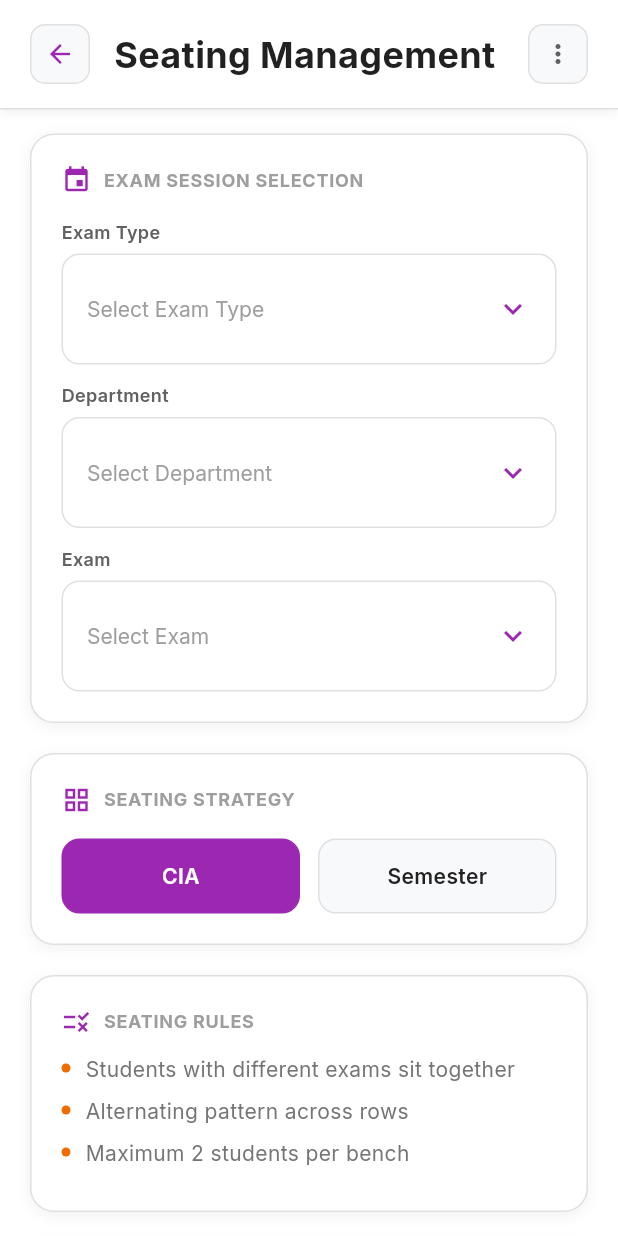
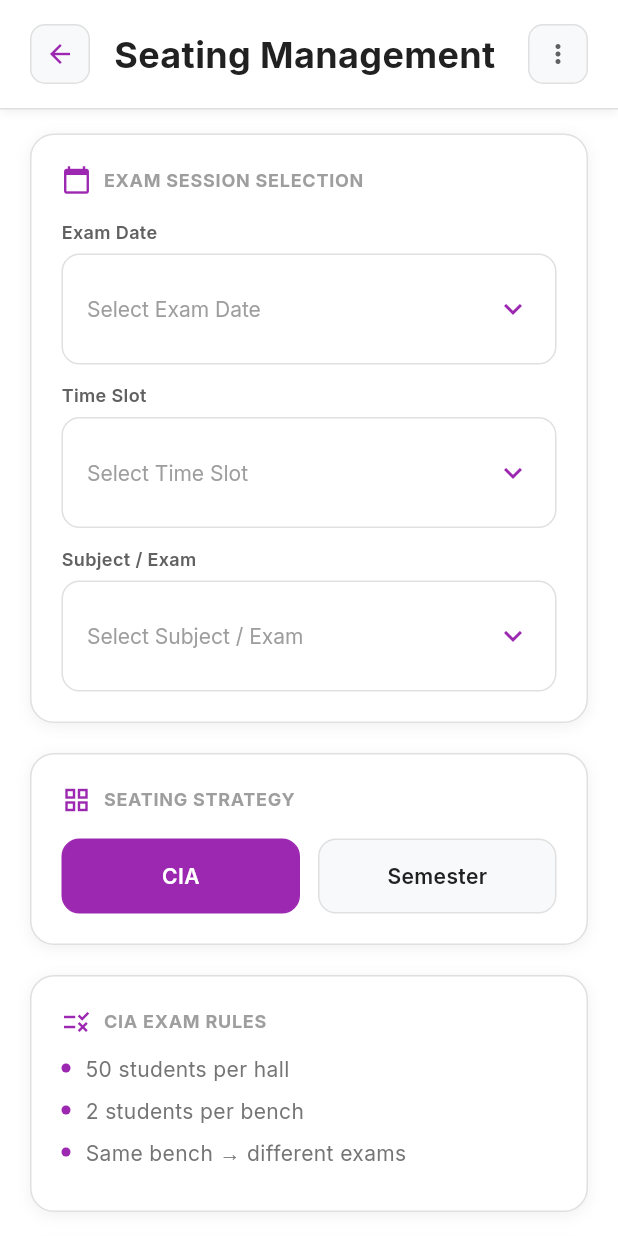
Before and after one commit to MarkJr24/Studux-ai-, a Flutter app: the SeatingManagementScreen screen opened directly, on a phone screen of 412 x 824 dp. Run offline on Flutter 3.47's test engine with Material 3 defaults, Android fonts, the light colour scheme and no system bars; our stand-ins replace flutter_animate, fluttertoast, google_fonts, lottie; network calls fail.

Commit message:
Refactor Seating Management Screen to update exam selection logic and UI components. Replaced exam type, department, and exam dropdowns with exam date, time slot, and subject dropdowns. Added functionality to auto-load enrolled departments based on selected exam details and updated the exam session summary card to reflect these changes.

```diff
--- a/lib/presentation/screens/admin/seating_management_screen.dart
+++ b/lib/presentation/screens/admin/seating_management_screen.dart
@@ -11,15 +11,18 @@ class SeatingManagementScreen extends StatefulWidget {
 class _SeatingManagementScreenState extends State<SeatingManagementScreen>
     with TickerProviderStateMixin {
   // State variables
-  String? selectedExamType;
-  String? selectedDepartment;
-  String? selectedExam;
+  String? selectedExamDate;
+  String? selectedTimeSlot;
+  String? selectedSubject;
   String seatingStrategy = 'CIA'; // CIA or Semester
   bool isGenerating = false;
   bool hasGenerated = false;
   List<Map<String, dynamic>> seatingPreview = [];
   List<Map<String, dynamic>> versionHistory = [];
   bool hasConflicts = false;
+
+  // Auto-loaded departments based on selected exam
+  List<Map<String, dynamic>> enrolledDepartments = [];
 
   // Animation controllers
   late AnimationController _fadeController;
@@ -88,9 +91,9 @@ class _SeatingManagementScreenState extends State<SeatingManagementScreen>
                       const SizedBox(height: 20),
 
                       // SECTION 3: Exam Session Summary Card
-                      if (selectedExamType != null && selectedDepartment != null && selectedExam != null)
+                      if (selectedExamDate != null && selectedTimeSlot != null && selectedSubject != null)
                         _buildAnimatedSection(1, _buildExamSummaryCard()),
-                      if (selectedExamType != null && selectedDepartment != null && selectedExam != null)
+                      if (selectedExamDate != null && selectedTimeSlot != null && selectedSubject != null)
                         const SizedBox(height: 20),
 
                       // SECTION 4: Seating Strategy Selection
@@ -277,37 +280,66 @@ class _SeatingManagementScreenState extends State<SeatingManagementScreen>
       child: Column(
         crossAxisAlignment: CrossAxisAlignment.start,
         children: [
-          _buildSectionTitle('EXAM SESSION SELECTION', icon: Icons.event),
+          _buildSectionTitle('EXAM SESSION SELECTION', icon: Icons.calendar_today),
           const SizedBox(height: 16),
 
-          // Exam Type Dropdown
+          // Exam Date Dropdown
           _buildGlassDropdown(
-            label: 'Exam Type',
-            value: selectedExamType,
-            items: ['CIA-1', 'CIA-2', 'Semester'],
-            onChanged: (value) => setState(() => selectedExamType = value),
+            label: 'Exam Date',
+            value: selectedExamDate,
+            items: ['12 Sep 2025', '15 Sep 2025', '18 Sep 2025', '22 Sep 2025'],
+            onChanged: (value) {
+              setState(() {
+                selectedExamDate = value;
+                _loadEnrolledDepartments();
+              });
+            },
           ),
           const SizedBox(height: 12),
 
-          // Department Dropdown
+          // Time Slot Dropdown
           _buildGlassDropdown(
-            label: 'Department',
-            value: selectedDepartment,
-            items: ['CSE', 'ECE', 'ME', 'CE'],
-            onChanged: (value) => setState(() => selectedDepartment = value),
+            label: 'Time Slot',
+            value: selectedTimeSlot,
+            items: ['10:00 AM - 12:00 PM', '02:00 PM - 04:00 PM', '09:00 AM - 11:00 AM'],
+            onChanged: (value) {
+              setState(() {
+                selectedTimeSlot = value;
+                _loadEnrolledDepartments();
+              });
+            },
           ),
           const SizedBox(height: 12),
 
-          // Exam Dropdown
+          // Subject / Exam Dropdown
           _buildGlassDropdown(
-            label: 'Exam',
-            value: selectedExam,
-            items: ['Data Structures', 'DBMS', 'Operating Systems', 'Computer Networks'],
-            onChanged: (value) => setState(() => selectedExam = value),
+            label: 'Subject / Exam',
+            value: selectedSubject,
+            items: ['Data Structures', 'Database Management Systems', 'Operating Systems', 'Computer Networks'],
+            onChanged: (value) {
+              setState(() {
+                selectedSubject = value;
+                _loadEnrolledDepartments();
+              });
+            },
           ),
         ],
       ),
     );
+  }
+
+  // Auto-load departments enrolled in the selected exam
+  void _loadEnrolledDepartments() {
+    if (selectedExamDate != null && selectedTimeSlot != null && selectedSubject != null) {
+      // Simulate loading departments from exam enrollment data
+      setState(() {
+        enrolledDepartments = [
+          {'name': 'CSE', 'year': 'II Year', 'students': 60},
+          {'name': 'AI & DS', 'year': 'II Year', 'students': 52},
+          {'name': 'IT', 'year': 'II Year', 'students': 48},
+        ];
+      });
+    }
   }
 
   // White dropdown
@@ -362,20 +394,63 @@ class _SeatingManagementScreenState extends State<SeatingManagementScreen>
 
   // SECTION 3: Exam Session Summary Card
   Widget _buildExamSummaryCard() {
+    final totalStudents = enrolledDepartments.fold<int>(
+      0,
+      (sum, dept) => sum + (dept['students'] as int),
+    );
+
     return _buildGlassContainer(
       glowColor: const Color(0xFF7B2FFF),
       child: Column(
         crossAxisAlignment: CrossAxisAlignment.start,
         children: [
-          _buildSectionTitle('EXAM SESSION SUMMARY', icon: Icons.summarize),
+          _buildSectionTitle('EXAM SESSION SUMMARY', icon: Icons.assignment),
           const SizedBox(height: 16),
-          _buildSummaryRow('Exam Type', selectedExamType ?? '-'),
+
+          _buildSummaryRow('Subject', selectedSubject ?? '-'),
           const SizedBox(height: 8),
-          _buildSummaryRow('Department', selectedDepartment ?? '-'),
+          _buildSummaryRow('Date & Time', '${selectedExamDate ?? '-'} | ${selectedTimeSlot?.split(' - ')[0] ?? '-'}'),
+
+          const SizedBox(height: 16),
+
+          // Departments Section
+          Text(
+            'Departments',
+            style: AppTextStyles.bodyTextBold.copyWith(color: AppColors.secondaryText),
+          ),
           const SizedBox(height: 8),
-          _buildSummaryRow('Exam', selectedExam ?? '-'),
-          const SizedBox(height: 8),
-          _buildSummaryRow('Total Students', '120'),
+
+          ...enrolledDepartments.map((dept) => Padding(
+            padding: const EdgeInsets.only(left: 12, bottom: 6),
+            child: Row(
+              children: [
+                Container(
+                  width: 4,
+                  height: 4,
+                  margin: const EdgeInsets.only(right: 8),
+                  decoration: BoxDecoration(
+                    color: AppColors.generateSeatingAccent,
+                    shape: BoxShape.circle,
+                  ),
+                ),
+                Expanded(
+                  child: Text(
+                    '${dept['name']} – ${dept['year']} (${dept['students']} students)',
+                    style: AppTextStyles.bodyText,
+                  ),
+                ),
+              ],
+            ),
+          )),
+
+          const SizedBox(height: 12),
+          Container(
+            height: 1,
+            color: AppColors.dividerLight,
+          ),
+          const SizedBox(height: 12),
+
+          _buildSummaryRow('Total Students', totalStudents.toString()),
         ],
       ),
     );
@@ -451,23 +526,24 @@ class _SeatingManagementScreenState extends State<SeatingManagementScreen>
 
   // SECTION 5: Seating Rules
   Widget _buildSeatingRules() {
+    final ruleTitle = seatingStrategy == 'CIA' ? 'CIA EXAM RULES' : 'SEMESTER EXAM RULES';
     final rules = seatingStrategy == 'CIA'
         ? [
-            'Students with different exams sit together',
-            'Alternating pattern across rows',
-            'Maximum 2 students per bench',
+            '50 students per hall',
+            '2 students per bench',
+            'Same bench → different exams',
           ]
         : [
-            'Students from different departments alternate',
-            'Same exam students separated by department',
-            'Maximum 2 students per bench',
+            '25 students per hall',
+            '1 student per bench',
+            'Alternate departments across rows',
           ];
 
     return _buildGlassContainer(
       child: Column(
         crossAxisAlignment: CrossAxisAlignment.start,
         children: [
-          _buildSectionTitle('SEATING RULES', icon: Icons.rule),
+          _buildSectionTitle(ruleTitle, icon: Icons.rule),
           const SizedBox(height: 12),
           ...rules.map((rule) => Padding(
             padding: const EdgeInsets.only(bottom: 8),
@@ -479,7 +555,7 @@ class _SeatingManagementScreenState extends State<SeatingManagementScreen>
                   height: 6,
                   margin: const EdgeInsets.only(top: 6, right: 10),
                   decoration: BoxDecoration(
-                    color: AppColors.generateAuditAccent,
+                    color: AppColors.generateSeatingAccent,
                     shape: BoxShape.circle,
                   ),
                 ),
```
